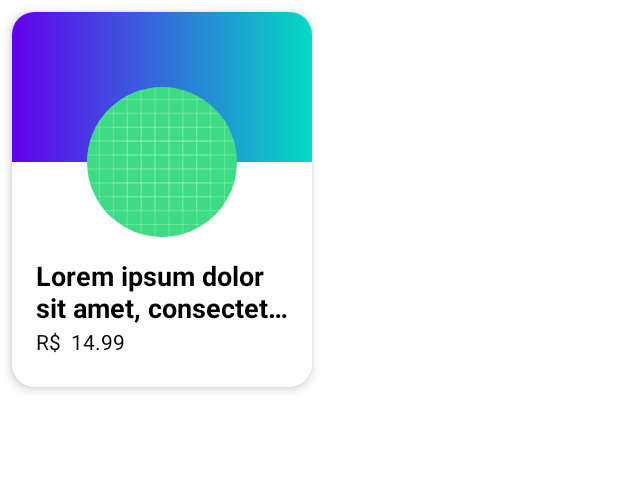
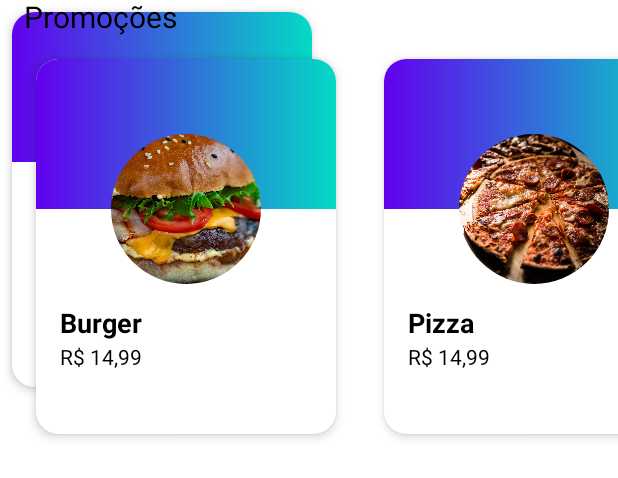
Before and after one commit to gersoncorrea/alura-jetpackcompose, an Android app built with Jetpack Compose: the @Preview function ProductItemPreview, on a phone screen of 412 x 824 dp. Shown: the top 478 px of the screen. Run offline under Robolectric (Android 15) with nearby library versions, the phone set to English and light mode, and no system bars.

Commit message:
[JC] - aula 5

```diff
--- a/app/src/main/java/com/study/alura_jetpackcompose/MainActivity.kt
+++ b/app/src/main/java/com/study/alura_jetpackcompose/MainActivity.kt
@@ -11,6 +11,7 @@ import androidx.compose.foundation.layout.Box
 import androidx.compose.foundation.layout.Column
 import androidx.compose.foundation.layout.Row
 import androidx.compose.foundation.layout.Spacer
+import androidx.compose.foundation.layout.fillMaxSize
 import androidx.compose.foundation.layout.fillMaxWidth
 import androidx.compose.foundation.layout.height
 import androidx.compose.foundation.layout.heightIn
@@ -21,6 +22,7 @@ import androidx.compose.foundation.layout.width
 import androidx.compose.foundation.rememberScrollState
 import androidx.compose.foundation.shape.CircleShape
 import androidx.compose.foundation.shape.RoundedCornerShape
+import androidx.compose.foundation.verticalScroll
 import androidx.compose.material.Surface
 import androidx.compose.material.Text
 import androidx.compose.runtime.Composable
@@ -28,6 +30,7 @@ import androidx.compose.ui.Alignment.Companion.BottomCenter
 import androidx.compose.ui.Modifier
 import androidx.compose.ui.draw.clip
 import androidx.compose.ui.graphics.Brush
+import androidx.compose.ui.layout.ContentScale
 import androidx.compose.ui.res.painterResource
 import androidx.compose.ui.text.font.FontWeight
 import androidx.compose.ui.text.style.TextOverflow
@@ -35,18 +38,35 @@ import androidx.compose.ui.tooling.preview.Preview
 import androidx.compose.ui.tooling.preview.datasource.LoremIpsum
 import androidx.compose.ui.unit.dp
 import androidx.compose.ui.unit.sp
+import com.study.alura_jetpackcompose.extensions.toBrazilianCurrency
+import com.study.alura_jetpackcompose.model.Product
 import com.study.alura_jetpackcompose.ui.theme.AluveryTheme
 import com.study.alura_jetpackcompose.ui.theme.Purple500
 import com.study.alura_jetpackcompose.ui.theme.Teal200
+import java.math.BigDecimal
 
 class MainActivity : ComponentActivity() {
+
     override fun onCreate(savedInstanceState: Bundle?) {
         super.onCreate(savedInstanceState)
         setContent {
-            AluveryTheme {
-                Surface {
-                    ProductItem()
-                }
+            App()
+        }
+    }
+}
+
+@Composable
+fun App() {
+    AluveryTheme {
+        Surface {
+            Column(
+                Modifier.fillMaxSize()
+                    .verticalScroll(rememberScrollState()),
+                verticalArrangement = Arrangement.spacedBy(16.dp)
+            ) {
+                ProductSection()
+                ProductSection()
+                ProductSection()
             }
         }
     }
@@ -54,23 +74,55 @@ class MainActivity : ComponentActivity() {
 
 @Composable
 fun ProductSection() {
+    val burger = Product(
+        name = "Burger",
+        price = BigDecimal("14.99"),
+        image = R.drawable.burger
+    )
+
+    val fries = Product(
+        name = "Fries",
+        price = BigDecimal("14.99"),
+        image = R.drawable.fries
+    )
+
+    val pizza = Product(
+        name = "Pizza",
+        price = BigDecimal("14.99"),
+        image = R.drawable.pizza
+    )
     Column {
-        Text(text = "Promoções")
-        Row(
+        Text(
+            text = "Promoções",
             Modifier.padding(
                 start = 16.dp,
-                bottom = 16.dp
-            ).fillMaxWidth()
+                end = 16.dp
+            ),
+            fontSize = 20.sp,
+            fontWeight = FontWeight(400)
+        )
+        Row(
+            Modifier
+                .padding(
+                    top = 8.dp
+                )
+                .fillMaxWidth()
                 .horizontalScroll(rememberScrollState()),
             horizontalArrangement = Arrangement.spacedBy(16.dp)
         ) {
             Spacer(Modifier)
-            ProductItem()
-            ProductItem()
-            ProductItem()
+            ProductItem(burger)
+            ProductItem(pizza)
+            ProductItem(fries)
             Spacer(Modifier)
         }
     }
+}
+
+@Preview(showSystemUi = true)
+@Composable
+fun AppPreview() {
+    App()
 }
 
 @Preview(showBackground = true, widthDp = 1000)
@@ -80,7 +132,7 @@ fun ProductSessionPreview() {
 }
 
 @Composable
-fun ProductItem() {
+fun ProductItem(product: Product) {
     Surface(
         Modifier.padding(8.dp),
         shape = RoundedCornerShape(15.dp),
@@ -106,18 +158,20 @@ fun ProductItem() {
                     .fillMaxWidth()
             ) {
                 Image(
-                    painter = painterResource(id = R.drawable.ic_launcher_background),
+                    painter = painterResource(id = product.image),
                     contentDescription = "Imagem do produto",
-                    Modifier.size(imageSize)
+                    Modifier
+                        .size(imageSize)
                         .offset(y = imageSize / 2)
                         .clip(shape = CircleShape)
-                        .align(BottomCenter)
+                        .align(BottomCenter),
+                    contentScale = ContentScale.Crop
                 )
             }
             Spacer(modifier = Modifier.height(imageSize / 2))
             Column(Modifier.padding(16.dp)) {
                 Text(
-                    text = LoremIpsum(50).values.first(),
+                    text = product.name,
                     Modifier.fillMaxWidth(),
                     fontSize = 18.sp,
                     fontWeight = FontWeight(700),
@@ -125,8 +179,10 @@ fun ProductItem() {
                     overflow = TextOverflow.Ellipsis
                 )
                 Text(
-                    text = "R$  14.99",
-                    Modifier.fillMaxWidth().padding(top = 4.dp),
+                    text = product.price.toBrazilianCurrency(),
+                    Modifier
+                        .fillMaxWidth()
+                        .padding(top = 4.dp),
                     fontSize = 14.sp,
                     fontWeight = FontWeight(400)
                 )
@@ -138,5 +194,12 @@ fun ProductItem() {
 @Preview(showBackground = true)
 @Composable
 private fun ProductItemPreview() {
-    ProductItem()
+    ProductItem(
+        product = Product(
+            name = LoremIpsum(50).values.first(),
+            price = BigDecimal("14.99"),
+            image = R.drawable.ic_launcher_background
+        )
+    )
+    ProductSection()
 }
--- /dev/null
+++ b/app/src/main/java/com/study/alura_jetpackcompose/extensions/BigDecimalExtension.kt
@@ -0,0 +1,11 @@
+package com.study.alura_jetpackcompose.extensions
+
+import java.math.BigDecimal
+import java.text.NumberFormat
+import java.util.*
+
+fun BigDecimal.toBrazilianCurrency(): String {
+    return NumberFormat
+        .getCurrencyInstance(Locale("pt", "br"))
+        .format(this)
+}
--- /dev/null
+++ b/app/src/main/java/com/study/alura_jetpackcompose/model/Product.kt
@@ -0,0 +1,11 @@
+package com.study.alura_jetpackcompose.model
+
+import androidx.annotation.DrawableRes
+import com.study.alura_jetpackcompose.R
+import java.math.BigDecimal
+
+class Product(
+    val name: String,
+    val price: BigDecimal,
+    @DrawableRes val image: Int = R.drawable.ic_launcher_background
+)
```
Also changed, not shown: app/src/main/res/drawable/burger.jpeg (added), app/src/main/res/drawable/fries.jpeg (added), app/src/main/res/drawable/pizza.jpeg (added), app/src/main/res/drawable/placeholder.png (added).
